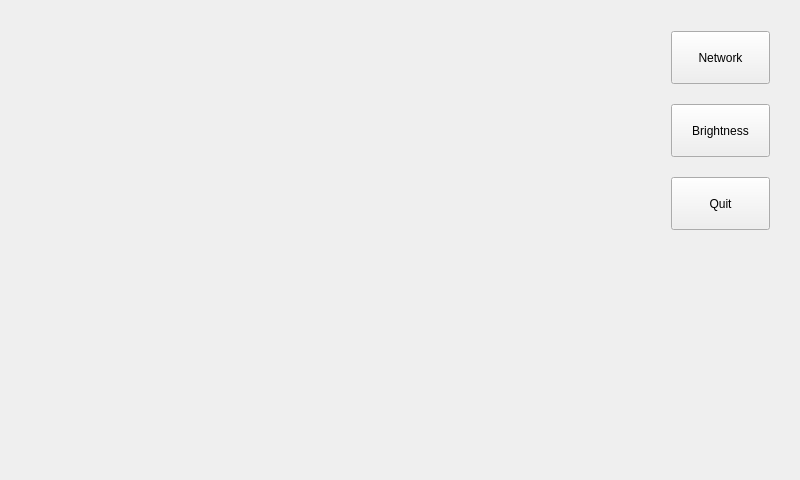
Above: QtTestApp_main/mainwindow.ui from sh-toba/QtTestApp before the change. Below: the same form after it.
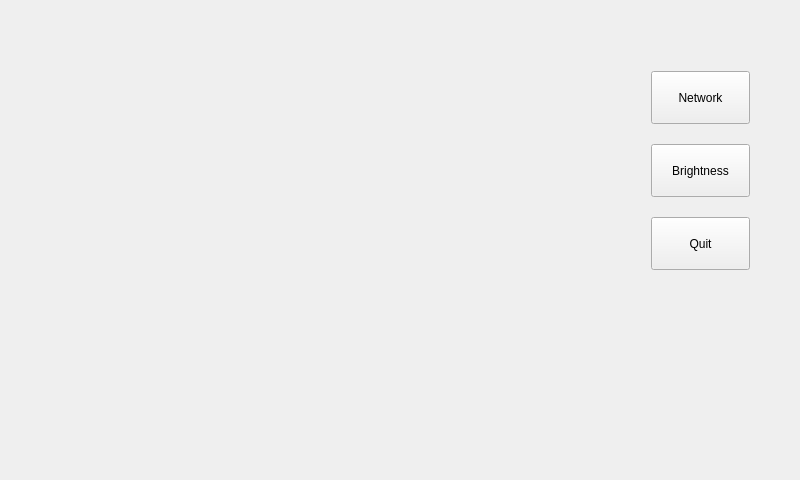
That is the form after the change.

```diff
--- a/QtTestApp_main/mainwindow.ui
+++ b/QtTestApp_main/mainwindow.ui
@@ -13,6 +13,15 @@
     <height>480</height>
    </rect>
   </property>
+  <property name="sizePolicy">
+   <sizepolicy hsizetype="Fixed" vsizetype="Fixed">
+    <horstretch>0</horstretch>
+    <verstretch>0</verstretch>
+   </sizepolicy>
+  </property>
+  <property name="acceptDrops">
+   <bool>false</bool>
+  </property>
   <property name="windowTitle">
    <string>MainWindow</string>
   </property>
@@ -20,8 +29,8 @@
    <widget class="QWidget" name="verticalLayoutWidget">
     <property name="geometry">
      <rect>
-      <x>660</x>
-      <y>20</y>
+      <x>640</x>
+      <y>60</y>
       <width>121</width>
       <height>221</height>
      </rect>
```
Left out of the diff: 4 changed lines with no effect on the pictures.
